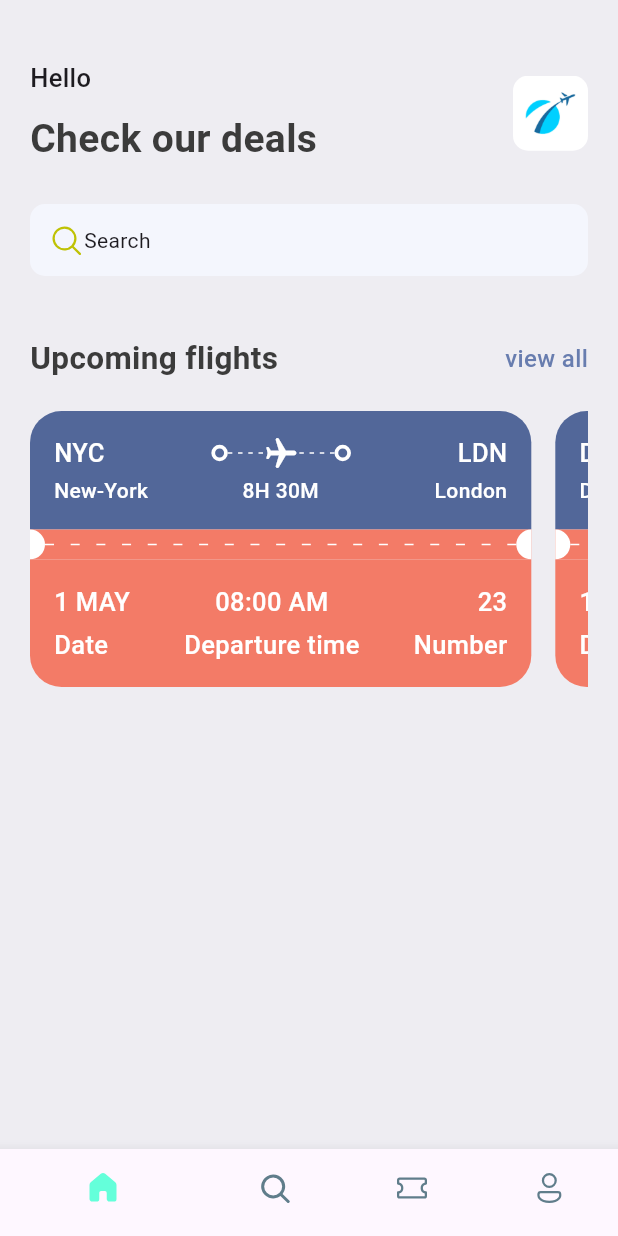
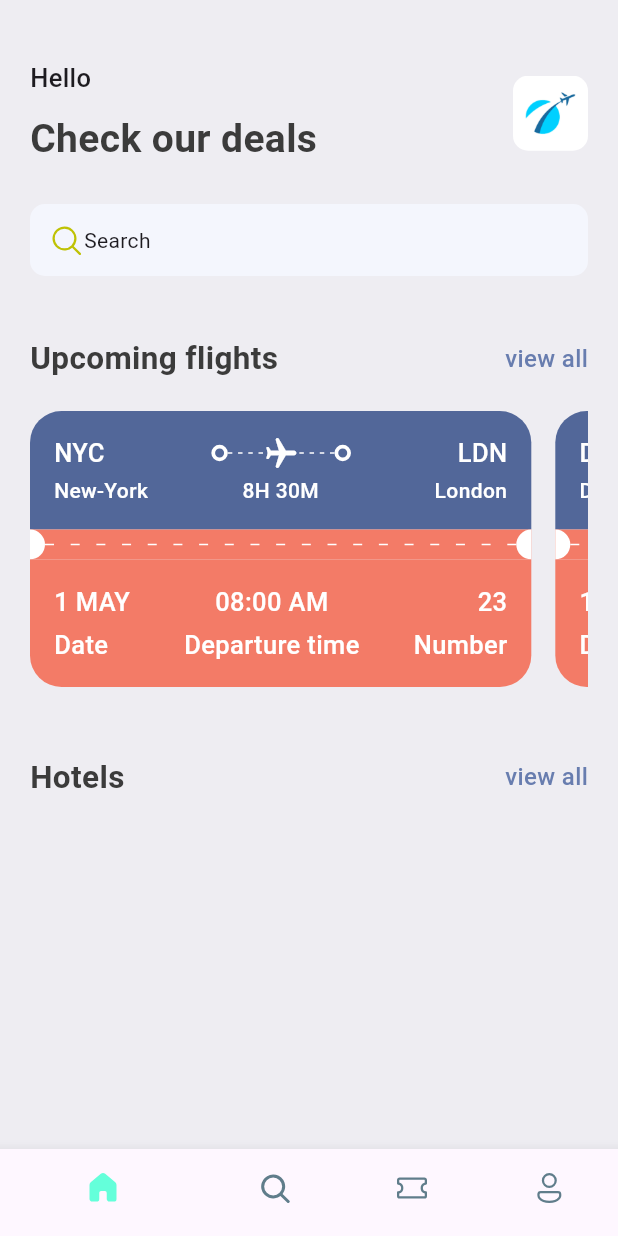
Before and after one commit to hassaneldika/ticket-app, a Flutter app: the screen it shows after launch, on a phone screen of 412 x 824 dp. Run offline on Flutter 3.47's test engine with Material 3 defaults, Android fonts, the phone set to English and light mode, and no system bars; our stand-ins replace fluentui_icons.

Commit message:
create variable for navigator

```diff
--- a/lib/base/widgets/app_double_text.dart
+++ b/lib/base/widgets/app_double_text.dart
@@ -4,10 +4,14 @@ import 'package:ticketapp/screens/all_tickets.dart';
 
 class AppDoubleText extends StatelessWidget {
   const AppDoubleText(
-      {super.key, required this.smallText, required this.bigText});
+      {super.key,
+      required this.smallText,
+      required this.bigText,
+      required this.func});
 
   final String smallText;
   final String bigText;
+  final VoidCallback func;
 
   @override
   Widget build(BuildContext context) {
@@ -21,7 +25,7 @@ class AppDoubleText extends StatelessWidget {
               style: AppStyles.headLineStyle2,
             ),
             InkWell(
-              onTap: () => Navigator.pushNamed(context, '/all_tickets'),
+              onTap: func,
               child: Text(
                 smallText,
                 style:
--- a/lib/screens/home_screen.dart
+++ b/lib/screens/home_screen.dart
@@ -77,9 +77,10 @@ class HomeScreen extends StatelessWidget {
                 const SizedBox(
                   height: 40.0,
                 ),
-                const AppDoubleText(
+                AppDoubleText(
                   smallText: 'view all',
                   bigText: 'Upcoming flights',
+                  func: () => Navigator.pushNamed(context, '/all_tickets'),
                 ),
                 const SizedBox(
                   height: 20.0,
@@ -91,6 +92,14 @@ class HomeScreen extends StatelessWidget {
                             .take(2)
                             .map((e) => TicketView(ticket: e))
                             .toList())),
+                const SizedBox(
+                  height: 40.0,
+                ),
+                AppDoubleText(
+                  smallText: 'view all',
+                  bigText: 'Hotels',
+                  func: () => Navigator.pushNamed(context, '/all_tickets'),
+                ),
               ],
             ),
           ),
```
